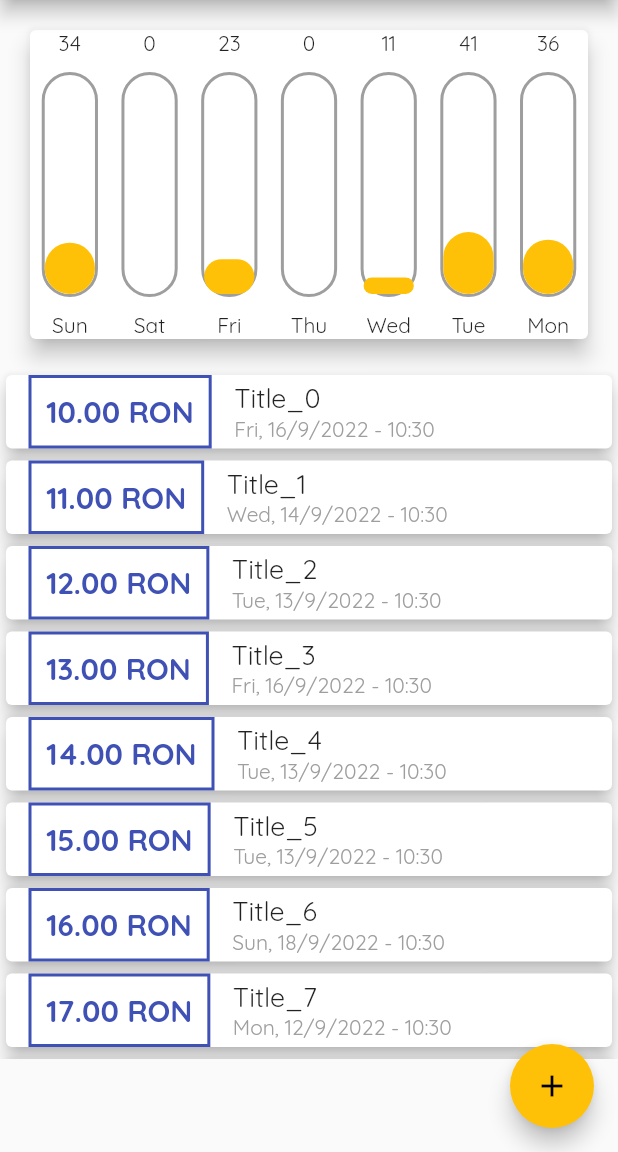
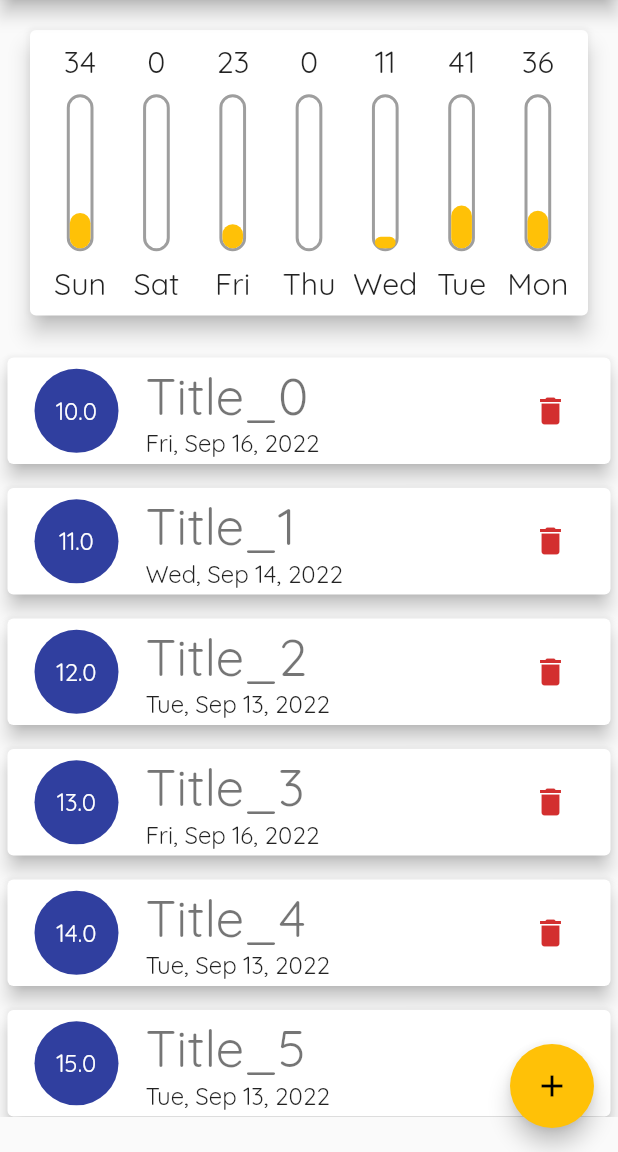
Before and after one commit to MNDragusin/budget_planner, a Flutter app: the screen it shows after launch, on a phone screen of 412 x 824 dp, the part 84-1236 px from its top. Run offline on Flutter 3.47's test engine with Material 2 defaults, Android fonts, the phone set to English and light mode, and no system bars.

Commit message:
some old changes

```diff
--- /dev/null
+++ b/lib/Model/theme_data_model.dart
@@ -0,0 +1,27 @@
+import 'package:flutter/cupertino.dart';
+import 'package:flutter/material.dart';
+
+class ThemeDataModel {
+  static ThemeData androidThemeData() {
+    return ThemeData(
+        primarySwatch: Colors.indigo,
+        accentColor: Colors.amber,
+        fontFamily: 'Quicksand',
+        appBarTheme: const AppBarTheme(
+            toolbarTextStyle: TextStyle(fontFamily: "OpenSans")));
+  }
+
+  static CupertinoThemeData cupertinoThemeData() {
+    // ignore: prefer_const_constructors
+    return CupertinoThemeData(
+      primaryColor: Colors.indigo,
+      primaryContrastingColor: Colors.amber,
+      textTheme: const CupertinoTextThemeData(
+          textStyle: TextStyle(fontFamily: 'Quicksand'),
+          navTitleTextStyle: TextStyle(
+              fontWeight: FontWeight.bold,
+              color: Colors.black,
+              fontFamily: 'OpenSans')),
+    );
+  }
+}
--- a/lib/Widgets/chart.dart
+++ b/lib/Widgets/chart.dart
@@ -6,12 +6,9 @@ import 'package:intl/intl.dart';
 import 'chart_bar.dart';
 
 class Chart extends StatelessWidget {
-  Chart(this._recentTransaction) {
-    _recentTransaction.forEach((element) => _totalAmount += element.amount);
-  }
+  Chart(this._recentTransaction);
 
   final List<Transaction> _recentTransaction;
-  late double _totalAmount = 0;
 
   List<Map<String, Object>> get groupedTransactionValues {
     return List.generate(7, (index) {
@@ -29,18 +26,29 @@ class Chart extends StatelessWidget {
     });
   }
 
+  double get _totalSpending {
+    return _recentTransaction.fold(0.0, (sum, item) {
+      return sum + item.amount;
+    });
+  }
+
   @override
   Widget build(BuildContext context) {
     return Card(
       elevation: 6,
       margin: EdgeInsets.all(20),
-      child: Row(
-          mainAxisAlignment: MainAxisAlignment.spaceAround,
-          children: groupedTransactionValues.map((e) {
-            var amount = double.parse(e['amount'].toString());
-            double prc = amount == 0 ? 0 : amount / _totalAmount;
-            return ChartBar(e['day'].toString(), amount, prc);
-          }).toList()),
+      child: Padding(
+        padding: const EdgeInsets.all(8.0),
+        child: Row(
+            mainAxisAlignment: MainAxisAlignment.spaceAround,
+            children: groupedTransactionValues.map((e) {
+              var amount = double.parse(e['amount'].toString());
+              double prc = amount == 0 ? 0 : amount / _totalSpending;
+              return Flexible(
+                  fit: FlexFit.tight,
+                  child: ChartBar(e['day'].toString(), amount, prc));
+            }).toList()),
+      ),
     );
   }
 }
--- a/lib/Widgets/chart_bar.dart
+++ b/lib/Widgets/chart_bar.dart
@@ -11,13 +11,18 @@ class ChartBar extends StatelessWidget {
 
   @override
   Widget build(BuildContext context) {
+    return LayoutBuilder(
+      builder: (context, constraints) {
         return Column(
           children: [
-        Text(_spendingAmount.toStringAsFixed(0)),
-        SizedBox(height: 10),
             Container(
-          height: 150,
-          width: 150 / 4,
+                height: constraints.maxHeight * 0.15,
+                child:
+                    FittedBox(child: Text(_spendingAmount.toStringAsFixed(0)))),
+            SizedBox(height: constraints.maxHeight * 0.05),
+            Container(
+              height: constraints.maxHeight * 0.6,
+              width: constraints.maxWidth * 0.35,
               decoration: BoxDecoration(
                   color: Colors.grey[220],
                   border: Border.all(color: Colors.grey, width: 2),
@@ -32,9 +37,13 @@ class ChartBar extends StatelessWidget {
                 ),
               ),
             ),
-        SizedBox(height: 10),
-        Text(_lable),
+            SizedBox(height: constraints.maxHeight * 0.05),
+            Container(
+                height: constraints.maxHeight * 0.15,
+                child: FittedBox(child: Text(_lable))),
           ],
+        );
+      },
     );
   }
 }
--- a/lib/Widgets/transaction_list.dart
+++ b/lib/Widgets/transaction_list.dart
@@ -5,14 +5,13 @@ import 'package:budget_planner/Model/transaction.dart';
 
 class TransactionList extends StatelessWidget {
   final List<Transaction> _transactions;
+  final Function _delTx;
 
-  TransactionList(this._transactions);
+  TransactionList(this._transactions, this._delTx);
 
   @override
   Widget build(BuildContext context) {
-    return Container(
-      height: 460,
-      child: _transactions.isEmpty
+    return _transactions.isEmpty
         ? Image.asset(
             "Assets/Images/waiting.png",
             fit: BoxFit.fitHeight,
@@ -20,46 +19,34 @@ class TransactionList extends StatelessWidget {
         : ListView.builder(
             itemBuilder: (ctx, index) {
               return Card(
+                key: ValueKey(_transactions[index].id),
                 elevation: 5,
-                  child: Row(
-                    children: [
-                      Container(
-                        margin:
-                            EdgeInsets.symmetric(vertical: 0, horizontal: 15),
-                        padding: EdgeInsets.all(10),
-                        decoration: BoxDecoration(
-                            border: Border.all(
-                          color: Theme.of(context).primaryColor,
-                          width: 2,
-                        )),
-                        child: Text(
-                          "${_transactions[index].amount.toStringAsFixed(2)} RON",
-                          style: TextStyle(
-                              fontWeight: FontWeight.bold,
-                              fontSize: 20,
-                              color: Theme.of(context).primaryColor),
+                margin: const EdgeInsets.symmetric(vertical: 8, horizontal: 5),
+                child: ListTile(
+                  leading: CircleAvatar(
+                    radius: 30,
+                    child: Padding(
+                      padding: const EdgeInsets.all(6.0),
+                      child: FittedBox(
+                          child: Text(_transactions[index].amount.toString())),
                     ),
                   ),
-                      Column(
-                        crossAxisAlignment: CrossAxisAlignment.start,
-                        children: [
-                          Text(
+                  title: Text(
                     _transactions[index].title,
-                            style: const TextStyle(fontSize: 18),
+                    style: Theme.of(context).textTheme.headline4,
                   ),
-                          Text(
-                            DateFormat("EEE, d/M/y - H:m")
-                                .format(_transactions[index].date),
-                            style: const TextStyle(color: Colors.grey),
-                          )
-                        ],
-                      )
-                    ],
+                  subtitle: Text(
+                      DateFormat.yMMMEd().format(_transactions[index].date),
+                      style: Theme.of(context).textTheme.subtitle1),
+                  trailing: IconButton(
+                    icon: Icon(Icons.delete),
+                    color: Theme.of(context).colorScheme.error,
+                    onPressed: () => _delTx(_transactions[index].id),
+                  ),
                 ),
               );
             },
             itemCount: _transactions.length,
-            ),
           );
   }
 }
--- a/lib/main.dart
+++ b/lib/main.dart
@@ -1,13 +1,19 @@
-import 'package:budget_planner/Widgets/chart.dart';
+import 'dart:io';
+
+import 'package:flutter/cupertino.dart';
 import 'package:flutter/material.dart';
+import 'package:flutter/services.dart';
 
-import 'package:budget_planner/Widgets/new_transation.dart';
-
+import 'Model/theme_data_model.dart';
+import 'Widgets/chart.dart';
+import 'Widgets/new_transation.dart';
 import 'Model/dummy_data.dart';
 import 'Model/transaction.dart';
 import 'Widgets/transaction_list.dart';
 
 void main() {
+  WidgetsFlutterBinding.ensureInitialized();
+  SystemChrome.setPreferredOrientations([DeviceOrientation.portraitUp]);
   runApp(const MyApp());
 }
 
@@ -15,14 +21,17 @@ class MyApp extends StatelessWidget {
   const MyApp({Key? key}) : super(key: key);
   @override
   Widget build(BuildContext context) {
+    if (Platform.isIOS) {
+      return CupertinoApp(
+        title: 'Flutter Demo',
+        theme: ThemeDataModel.cupertinoThemeData(),
+        home: MyHomePage(title: 'Budget Planner'),
+      );
+    }
+
     return MaterialApp(
       title: 'Flutter Demo',
-      theme: ThemeData(
-          primarySwatch: Colors.indigo,
-          accentColor: Colors.amber,
-          fontFamily: 'Quicksand',
-          appBarTheme: const AppBarTheme(
-              toolbarTextStyle: TextStyle(fontFamily: "OpenSans"))),
+      theme: ThemeDataModel.androidThemeData(),
       home: MyHomePage(title: 'Budget Planner'),
     );
   }
@@ -37,7 +46,30 @@ class MyHomePage extends StatefulWidget {
 }
 
 class _MyHomePageState extends State<MyHomePage> {
-  void startAddNewTransaction(BuildContext ctx) {
+  final List<Transaction> _transactions = DummyData.getDummyTransactionList(10);
+
+  List<Transaction> get _recentTransactions {
+    return _transactions.where((tr) {
+      return tr.date.isAfter(DateTime.now().subtract(const Duration(days: 7)));
+    }).toList();
+  }
+
+  double get _appHeight {
+    return MediaQuery.of(context).size.height -
+        MediaQuery.of(context).padding.top -
+        56; //56 is the default height of the appbar
+  }
+
+  void _startAddNewTransaction(BuildContext ctx) {
+    if (Platform.isIOS) {
+      showCupertinoModalPopup(
+          context: ctx,
+          builder: (_) {
+            return NewTransaction(_addNewTransaction);
+          });
+      return;
+    }
+
     showModalBottomSheet(
         context: ctx,
         builder: (_) {
@@ -45,49 +77,83 @@ class _MyHomePageState extends State<MyHomePage> {
         });
   }
 
-  final List<Transaction> _transactions = DummyData.getDummyTransactionList(10);
-  //final List<Transaction> _transactions = [];
-
-  List<Transaction> get _recentTransactions {
-    return _transactions.where((tr) {
-      return tr.date.isAfter(DateTime.now().subtract(const Duration(days: 7)));
-    }).toList();
-  }
-
-  void _addNewTransaction(String txTitle, double txAmount) {
+  void _addNewTransaction(
+      String txTitle, double txAmount, DateTime selectedDateTime) {
     final newTx = Transaction(
         id: DateTime.now().toString(),
         title: txTitle,
         amount: txAmount,
-        date: DateTime.now());
+        date: selectedDateTime);
 
     setState(() {
       _transactions.add(newTx);
     });
   }
 
-  @override
-  Widget build(BuildContext context) {
+  void _deleteTransaction(String id) {
+    setState(() {
+      _transactions.removeWhere((element) => element.id == id);
+    });
+  }
+
+  Widget _buildBody() {
+    if (Platform.isIOS) {
+      return _buildCuppertinoScaffold();
+    }
+
+    return _buildMaterialScaffold();
+  }
+
+  Widget get _body {
+    return Column(
+      mainAxisAlignment: MainAxisAlignment.start,
+      crossAxisAlignment: CrossAxisAlignment.stretch,
+      children: [
+        SizedBox(height: _appHeight * 0.3, child: Chart(_recentTransactions)),
+        SizedBox(
+            height: _appHeight * 0.67,
+            child: TransactionList(_transactions, _deleteTransaction))
+      ],
+    );
+  }
+
+  Widget _buildCuppertinoScaffold() {
+    return CupertinoPageScaffold(
+      navigationBar: CupertinoNavigationBar(
+        middle: Text(widget.title),
+        trailing: CupertinoButton(
+            onPressed: () => _startAddNewTransaction(context),
+            child: const Icon(
+              CupertinoIcons.add,
+              size: 30,
+            )),
+      ),
+      child: SafeArea(child: _body),
+    );
+  }
+
+  Widget _buildMaterialScaffold() {
     return Scaffold(
       appBar: AppBar(
         elevation: 5,
         actions: [
           IconButton(
-              onPressed: () => startAddNewTransaction(context),
+              onPressed: () => _startAddNewTransaction(context),
               icon: const Icon(Icons.add))
         ],
         title: Text(widget.title),
       ),
-      body: Column(
-        mainAxisAlignment: MainAxisAlignment.start,
-        crossAxisAlignment: CrossAxisAlignment.stretch,
-        children: [Chart(_recentTransactions), TransactionList(_transactions)],
-      ),
+      body: _body,
       floatingActionButton: FloatingActionButton(
-        onPressed: () => startAddNewTransaction(context),
+        onPressed: () => _startAddNewTransaction(context),
         tooltip: 'Add New',
         child: const Icon(Icons.add),
       ),
     );
   }
+
+  @override
+  Widget build(BuildContext context) {
+    return _buildBody();
+  }
 }
```
Also changed, not shown: lib/Widgets/new_transation.dart (+50 -10 lines), 3 other files. Lines whose indentation alone changed are shown as unchanged.
